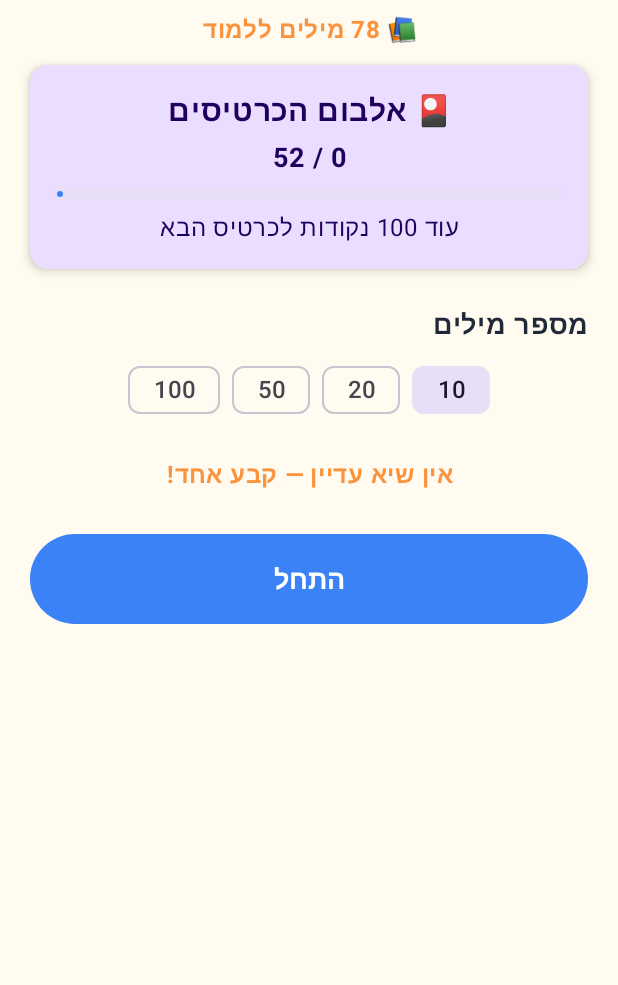
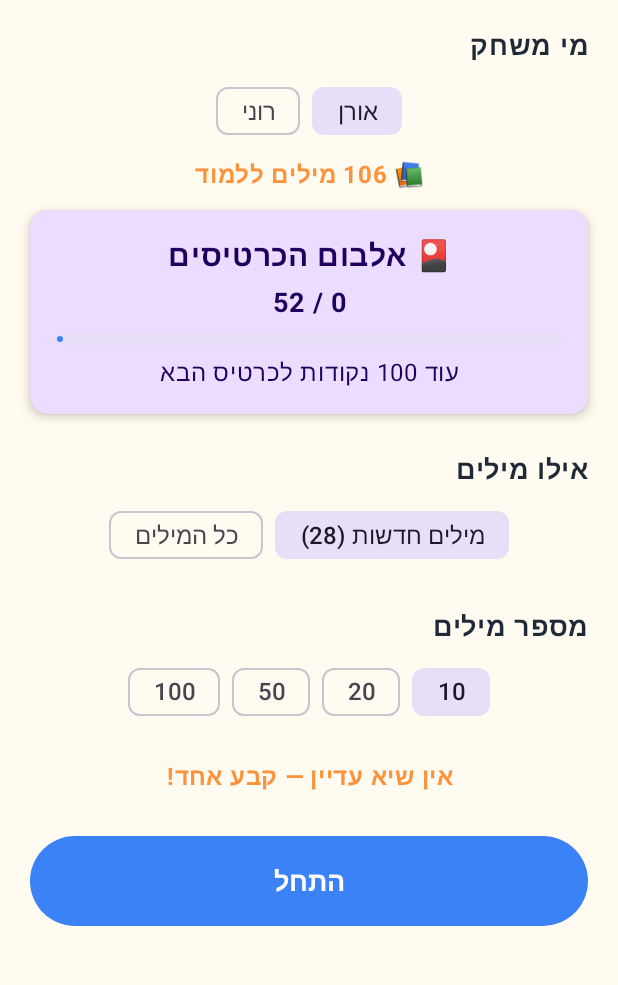
Before and after one commit to shemerk/word-match, an Android app built with Jetpack Compose: the screen it shows after launch (MainActivity), on a phone screen of 412 x 824 dp, the part 102-1087 px from its top. Run offline under Robolectric (Android 15) with nearby library versions, the light colour scheme and no system bars; pictures from the network do not load.

Commit message:
oren new words + update words skill update+ 2 kids support

```diff
--- a/app/src/main/java/com/wordmatch/MainActivity.kt
+++ b/app/src/main/java/com/wordmatch/MainActivity.kt
@@ -21,7 +21,7 @@ class MainActivity : ComponentActivity() {
             @Suppress("UNCHECKED_CAST")
             override fun <T : ViewModel> create(modelClass: Class<T>): T =
                 GameViewModel(
-                    repository = WordRepositoryImpl(applicationContext, BuildConfig.JSONBIN_BIN_ID),
+                    repository = WordRepositoryImpl(applicationContext),
                     sound = AndroidSoundManager(applicationContext),
                     store = PrefsScoreStore(applicationContext)
                 ) as T
--- a/app/src/main/java/com/wordmatch/config/GameConfig.kt
+++ b/app/src/main/java/com/wordmatch/config/GameConfig.kt
@@ -1,10 +1,25 @@
 package com.wordmatch.config
+
+import com.wordmatch.BuildConfig
+
+/** One child profile: which JSONBin dictionary they learn from and how their name shows in the UI.
+ *  [id] also namespaces that child's high scores + card collection in ScoreStore, so never reuse one. */
+data class Child(val id: String, val displayName: String, val binId: String)
 
 /**
  * Single source of truth for every tunable value. Adjust gameplay/typography here, not in code.
  * Direction is fixed: show the Hebrew word, learner types the English translation.
  */
 object GameConfig {
+
+    /** The children who can be selected on the start screen. First entry is the default profile.
+     *  Each has its OWN dictionary (binId), high scores and card album (keyed by id). Oren keeps
+     *  pulling BuildConfig.JSONBIN_BIN_ID so blanking it in gradle.properties still means "bundled
+     *  words.json only". Roni's bin is fixed here. Add a child by appending another entry. */
+    val CHILDREN = listOf(
+        Child(id = "oren", displayName = "אורן", binId = BuildConfig.JSONBIN_BIN_ID),
+        Child(id = "roni", displayName = "רוני", binId = "6a7f3b7fda38895dfee52cd0")
+    )
 
     /** Base points added per correct answer (before any streak bonus). */
     const val POINTS_PER_CORRECT = 10
--- a/app/src/main/java/com/wordmatch/data/ScoreStore.kt
+++ b/app/src/main/java/com/wordmatch/data/ScoreStore.kt
@@ -1,12 +1,21 @@
 package com.wordmatch.data
 
 import android.content.Context
+import com.wordmatch.config.GameConfig
 
 /**
  * Persists the best score and best streak to beat, kept SEPARATELY per session-size bucket
  * (10 / 20 / 50 / 100 words), plus the sound on/off preference and the lifetime card collection.
+ *
+ * Scores, points and cards are ALSO namespaced per child (see [setActiveChild]): each child has an
+ * independent album and record book. The sound pref and the remembered active child are global.
  */
 interface ScoreStore {
+    /** The child whose progress is currently active (persisted). Defaults to the first configured. */
+    fun activeChildId(): String
+    /** Switches the active child; all score/points/card reads and writes now target that child. */
+    fun setActiveChild(id: String)
+
     fun bestScore(size: Int): Int
     fun bestStreak(size: Int): Int
 
@@ -37,22 +46,32 @@ interface ScoreStore {
     fun resetCards()
 }
 
-/** SharedPreferences-backed store. Keys are namespaced by size so buckets never collide. */
+/** SharedPreferences-backed store. Keys are namespaced by active child AND (for scores) by size,
+ *  so neither child nor bucket ever collides. */
 class PrefsScoreStore(context: Context) : ScoreStore {
     private val prefs = context.getSharedPreferences("wordmatch_scores", Context.MODE_PRIVATE)
 
-    // Card progress lives in a SEPARATE file so resetAll()'s clear() on wordmatch_scores can
+    // Card progress lives in a SEPARATE file so resetAll()'s per-child clear on wordmatch_scores can
     // never wipe it — this separation IS the "keep your cards on reset" guarantee.
     private val player = context.getSharedPreferences("wordmatch_player", Context.MODE_PRIVATE)
 
-    override fun bestScore(size: Int) = prefs.getInt("score_$size", 0)
-    override fun bestStreak(size: Int) = prefs.getInt("streak_$size", 0)
+    // Active child prefixes every score/points/card key. Restored from the (global) saved choice.
+    private var child = player.getString("active_child", null) ?: GameConfig.CHILDREN.first().id
+
+    override fun activeChildId() = child
+    override fun setActiveChild(id: String) {
+        child = id
+        player.edit().putString("active_child", id).apply()
+    }
+
+    override fun bestScore(size: Int) = prefs.getInt("${child}_score_$size", 0)
+    override fun bestStreak(size: Int) = prefs.getInt("${child}_streak_$size", 0)
 
     override fun saveIfBetter(size: Int, score: Int, streak: Int): Boolean {
         val beatScore = score > bestScore(size)
         prefs.edit().apply {
-            if (beatScore) putInt("score_$size", score)
-            if (streak > bestStreak(size)) putInt("streak_$size", streak)
+            if (beatScore) putInt("${child}_score_$size", score)
+            if (streak > bestStreak(size)) putInt("${child}_streak_$size", streak)
         }.apply()
         return beatScore
     }
@@ -61,25 +80,27 @@ class PrefsScoreStore(context: Context) : ScoreStore {
     override fun setSoundEnabled(on: Boolean) = prefs.edit().putBoolean("sound_enabled", on).apply()
 
     override fun resetAll() {
-        val on = soundEnabled()
-        prefs.edit().clear().putBoolean("sound_enabled", on).apply()
+        // Only the ACTIVE child's records — remove each bucket's keys (clear() would nuke both kids).
+        prefs.edit().apply {
+            GameConfig.SESSION_SIZES.forEach { remove("${child}_score_$it"); remove("${child}_streak_$it") }
+        }.apply()
     }
 
-    override fun totalPoints() = player.getInt("total_points", 0)
-    override fun addPoints(delta: Int) = player.edit().putInt("total_points", totalPoints() + delta).apply()
-    override fun resetProgress() = player.edit().remove("total_points").apply()
+    override fun totalPoints() = player.getInt("${child}_total_points", 0)
+    override fun addPoints(delta: Int) = player.edit().putInt("${child}_total_points", totalPoints() + delta).apply()
+    override fun resetProgress() = player.edit().remove("${child}_total_points").apply()
 
     override fun ownedCardIds(): Set<Int> =
-        (player.getStringSet("owned_cards", emptySet()) ?: emptySet()).mapNotNull { it.toIntOrNull() }.toSet()
+        (player.getStringSet("${child}_owned_cards", emptySet()) ?: emptySet()).mapNotNull { it.toIntOrNull() }.toSet()
 
     override fun unlockCard(id: Int) {
         // getStringSet returns a shared instance that must not be mutated in place — copy first.
-        val cur = (player.getStringSet("owned_cards", emptySet()) ?: emptySet()).toMutableSet()
+        val cur = (player.getStringSet("${child}_owned_cards", emptySet()) ?: emptySet()).toMutableSet()
         cur += id.toString()
-        player.edit().putStringSet("owned_cards", cur).apply()
+        player.edit().putStringSet("${child}_owned_cards", cur).apply()
     }
 
-    override fun resetCards() = player.edit().remove("owned_cards").apply()
+    override fun resetCards() = player.edit().remove("${child}_owned_cards").apply()
 }
 
 /** In-memory store for unit tests (no Android dependency). */
@@ -88,6 +109,11 @@ class InMemoryScoreStore(private var sound: Boolean = true) : ScoreStore {
     private val streaks = mutableMapOf<Int, Int>()
     private var points = 0
     private val cards = mutableSetOf<Int>()
+
+    // ponytail: single namespace — no test switches child; add per-child maps if one ever needs to.
+    private var child = GameConfig.CHILDREN.first().id
+    override fun activeChildId() = child
+    override fun setActiveChild(id: String) { child = id }
 
     override fun bestScore(size: Int) = scores[size] ?: 0
     override fun bestStreak(size: Int) = streaks[size] ?: 0
--- a/app/src/main/java/com/wordmatch/data/WordRepository.kt
+++ b/app/src/main/java/com/wordmatch/data/WordRepository.kt
@@ -12,16 +12,17 @@ import retrofit2.Retrofit
 import retrofit2.converter.gson.GsonConverterFactory
 
 interface WordRepository {
-    suspend fun loadWords(): List<WordItem>
+    /** Loads the dictionary for [binId] (the active child's bin). Blank = bundled words only. */
+    suspend fun loadWords(binId: String): List<WordItem>
 }
 
 /**
  * Loads words from a public JSONBin.io bin when [binId] is set, otherwise (or on any network
  * failure) falls back to the bundled assets/words.json so the app always has words to show.
+ * The bin is passed per call (not baked in) so switching child switches dictionary at runtime.
  */
 class WordRepositoryImpl(
     private val context: Context,
-    private val binId: String,
     private val api: JsonBinApi = Retrofit.Builder()
         .baseUrl(GameConfig.JSONBIN_BASE_URL)
         .addConverterFactory(GsonConverterFactory.create())
@@ -29,7 +30,7 @@ class WordRepositoryImpl(
         .create(JsonBinApi::class.java)
 ) : WordRepository {
 
-    override suspend fun loadWords(): List<WordItem> = withContext(Dispatchers.IO) {
+    override suspend fun loadWords(binId: String): List<WordItem> = withContext(Dispatchers.IO) {
         if (binId.isNotBlank()) {
             runCatching { api.getWords(binId).record }
                 .getOrNull()
--- a/app/src/main/java/com/wordmatch/game/GameViewModel.kt
+++ b/app/src/main/java/com/wordmatch/game/GameViewModel.kt
@@ -2,6 +2,7 @@ package com.wordmatch.game
 
 import androidx.lifecycle.ViewModel
 import androidx.lifecycle.viewModelScope
+import com.wordmatch.config.Child
 import com.wordmatch.config.GameConfig
 import com.wordmatch.data.InMemoryScoreStore
 import com.wordmatch.data.ScoreStore
@@ -36,7 +37,13 @@ class GameViewModel(
     private val pickCard: (unowned: List<Int>) -> Int = { it.random() }
 ) : ViewModel() {
 
-    private val _state = MutableStateFlow(GameState(soundEnabled = store.soundEnabled()))
+    // Active child: dictionary + progress namespace. Restored from the store's saved choice.
+    private var child: Child = GameConfig.CHILDREN.firstOrNull { it.id == store.activeChildId() }
+        ?: GameConfig.CHILDREN.first()
+
+    private val _state = MutableStateFlow(
+        GameState(soundEnabled = store.soundEnabled(), activeChildId = child.id)
+    )
     val state: StateFlow<GameState> = _state.asStateFlow()
 
     private var allWords: List<WordItem> = emptyList()
@@ -54,7 +61,7 @@ class GameViewModel(
 
     private fun load() {
         viewModelScope.launch {
-            allWords = runCatching { repository.loadWords() }.getOrDefault(emptyList())
+            allWords = runCatching { repository.loadWords(child.binId) }.getOrDefault(emptyList())
             if (allWords.isEmpty()) {
                 _state.value = _state.value.copy(loading = false, error = true)
             } else {
@@ -62,7 +69,8 @@ class GameViewModel(
                 newestBatch = allWords.maxOf { it.batch }
                 val hasNew = newestBatch > 0
                 _state.value = _state.value.copy(
-                    loading = false, categories = categories, totalWords = allWords.size,
+                    loading = false, error = false, categories = categories, totalWords = allWords.size,
+                    category = null,   // reset — a stale category may not exist in the new dictionary
                     hasNewBatch = hasNew,
                     newBatchCount = allWords.count { it.batch == newestBatch },
                     newOnly = hasNew   // default to the newest batch when one exists
@@ -74,6 +82,15 @@ class GameViewModel(
     }
 
     // ---- Start screen ----
+
+    /** Switch the active child: swaps dictionary + progress namespace, then reloads its words. */
+    fun setChild(id: String) {
+        if (id == child.id) return
+        child = GameConfig.CHILDREN.firstOrNull { it.id == id } ?: return
+        store.setActiveChild(child.id)
+        _state.value = _state.value.copy(loading = true, activeChildId = child.id)
+        load()
+    }
 
     fun setCategory(category: String?) {
         _state.value = _state.value.copy(category = category)
--- a/app/src/main/java/com/wordmatch/model/Models.kt
+++ b/app/src/main/java/com/wordmatch/model/Models.kt
@@ -25,6 +25,9 @@ data class GameState(
     val screen: Screen = Screen.START,
     val loading: Boolean = true,   // words still loading at app start
     val error: Boolean = false,    // load failed with no words at all
+
+    // Which child profile is active (GameConfig.CHILDREN id) — selects dictionary + progress namespace.
+    val activeChildId: String = GameConfig.CHILDREN.first().id,
 
     // Start-screen selection
     val totalWords: Int = 0,                       // size of the whole loaded word bank
--- a/app/src/main/java/com/wordmatch/ui/StartScreen.kt
+++ b/app/src/main/java/com/wordmatch/ui/StartScreen.kt
@@ -48,6 +48,17 @@ fun StartScreen(state: GameState, viewModel: GameViewModel, onSettings: () -> Un
                 fontWeight = FontWeight.Bold,
                 color = MaterialTheme.colorScheme.primary
             )
+        }
+
+        // Child selector — swaps dictionary + that child's records/album. Only shown with 2+ profiles.
+        if (GameConfig.CHILDREN.size > 1) {
+            Spacer(Modifier.height(16.dp))
+            SectionLabel(Ui.CHILD_LABEL)
+            FlowRow(horizontalArrangement = Arrangement.spacedBy(8.dp)) {
+                GameConfig.CHILDREN.forEach { c ->
+                    SelectChip(c.displayName, selected = state.activeChildId == c.id) { viewModel.setChild(c.id) }
+                }
+            }
         }
 
         // Word-bank size — how many words are available to learn.
--- a/app/src/main/java/com/wordmatch/ui/UiStrings.kt
+++ b/app/src/main/java/com/wordmatch/ui/UiStrings.kt
@@ -9,6 +9,7 @@ internal object Ui {
 
     // Start screen
     const val TITLE = "וורדמץ׳"
+    const val CHILD_LABEL = "מי משחק"
     const val PICK = "בחר מספר מילים"
     const val CATEGORY_LABEL = "נושא"
     const val CATEGORY_ALL = "הכל"
```
Also changed, not shown: app/src/main/assets/words.json (+29 -1 lines), 4 other files.
